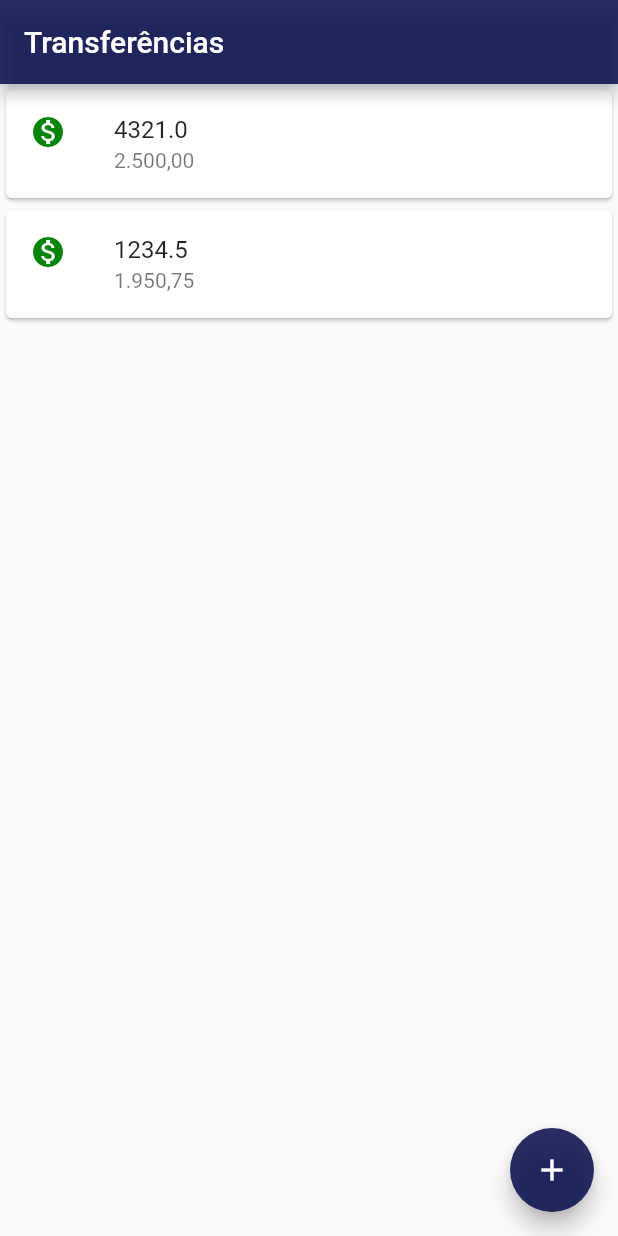
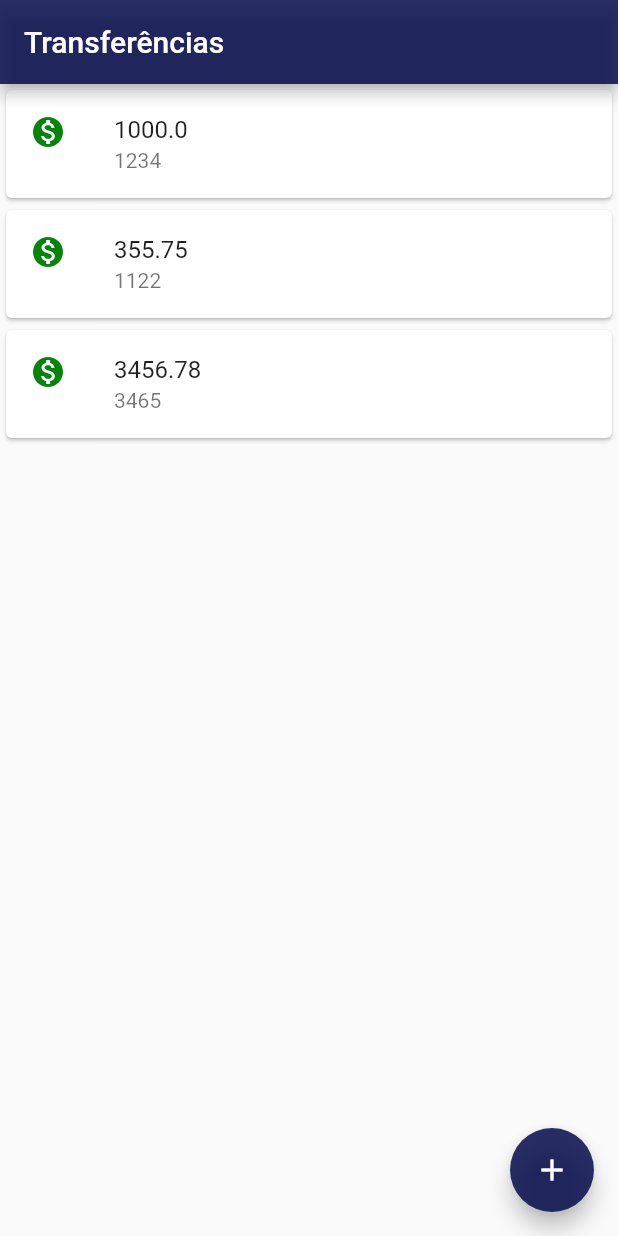
Before and after one commit to ABBorges1/Bank, a Flutter app: the screen it shows after launch, on a phone screen of 412 x 824 dp. Run offline on Flutter 3.47's test engine with Material 2 defaults, Android fonts, the phone set to English and light mode, and no system bars.

Commit message:
Refatorando - Criado Classe Item Transferência e Transferência

```diff
--- a/analysis_options.yaml
+++ b/analysis_options.yaml
@@ -22,6 +22,11 @@ linter:
   # `// ignore_for_file: name_of_lint` syntax on the line or in the file
   # producing the lint.
   rules:
+    prefer_const_constructors: false
+    # ignorar linhas de erros prefer_const_constructors_in_immutables
+    prefer_const_constructors_in_immutables: false
+    # ignorar linhas de erros prefer_const_literals_to_create_immutables
+    prefer_const_literals_to_create_immutables: false
     # avoid_print: false  # Uncomment to disable the `avoid_print` rule
     # prefer_single_quotes: true  # Uncomment to enable the `prefer_single_quotes` rule
 
--- a/lib/main.dart
+++ b/lib/main.dart
@@ -18,9 +18,6 @@ void main() => runApp(
       ),
     )));
 
-
-
-
 // StatelessWidget renderização do estado atual
 // Stateless é um widget estático
 // Stateful é completamente dinâmico
@@ -30,8 +27,24 @@ class ListaTransferencias extends StatelessWidget {
   Widget build(BuildContext context) {
     // TODO: implement build
     return Column(
-      children: const [
-        Card(
+      children: [
+        ItemTransferencia(Transferencia(valor: 1000, numeroConta: 1234)),
+        ItemTransferencia(Transferencia(valor: 355.75, numeroConta: 1122)),
+        ItemTransferencia(Transferencia(numeroConta: 3465, valor: 3456.78))
+      ],
+    );
+  }
+}
+
+class ItemTransferencia extends StatelessWidget {
+  final Transferencia _transferencia;
+
+  ItemTransferencia(this._transferencia); //Construtor
+
+  @override
+  Widget build(BuildContext context) {
+    // TODO: implement build
+    return Card(
       // ListTile lista os títulos. Consegue colocar título e subtitulo
       child: ListTile(
         // leading responsavel por colocar um desenho, um ícone
@@ -39,23 +52,16 @@ class ListaTransferencias extends StatelessWidget {
           Icons.monetization_on,
           color: Color.fromARGB(255, 4, 132, 9),
         ),
-            title: Text('4321.0'),
-            subtitle: Text('2.500,00'),
+        title: Text(_transferencia.valor.toString()),
+        subtitle: Text(_transferencia.numeroConta.toString()),
       ),
-        ),
-        Card(
-          // ListTile lista os títulos. Consegue colocar título e subtitulo
-          child: ListTile(
-            // leading responsavel por colocar um desenho, um ícone
-            leading: Icon(
-              Icons.monetization_on,
-              color: Color.fromARGB(255, 4, 132, 9),
-            ),
-            title: Text('1234.5'),
-            subtitle: Text('1.950,75'),
-          ),
-        ),
-      ],
     );
   }
 }
+
+class Transferencia {
+  final double? valor;
+  final int? numeroConta;
+
+  Transferencia({this.valor, this.numeroConta});
+}
```
Lines whose indentation alone changed are shown as unchanged.
